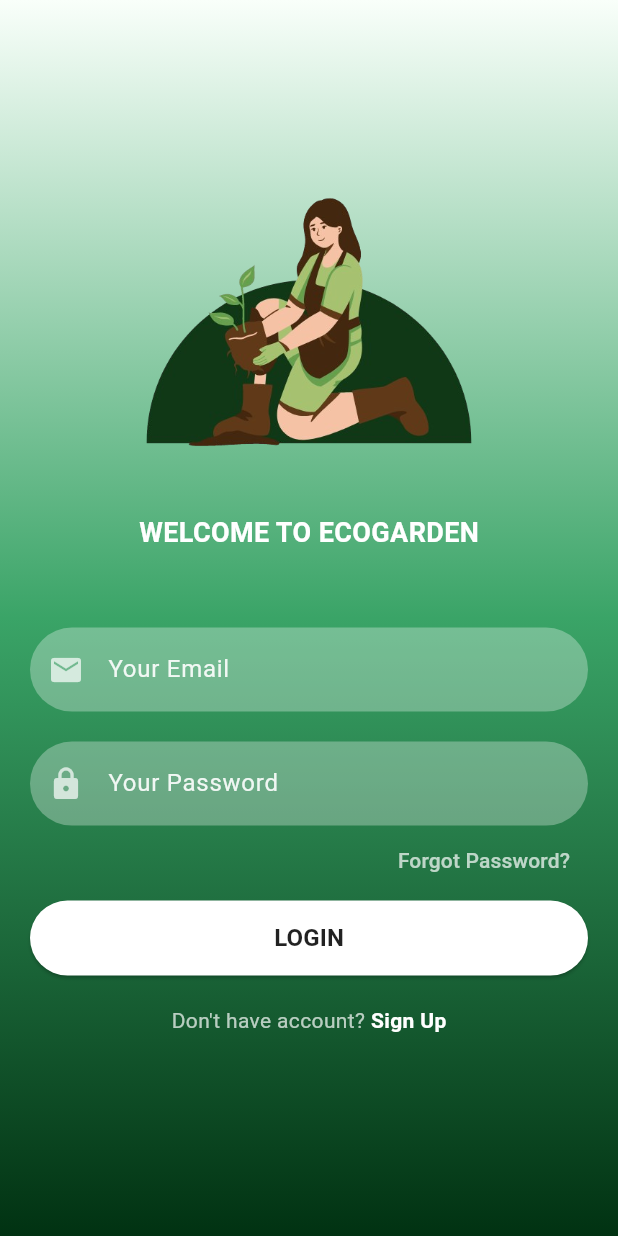
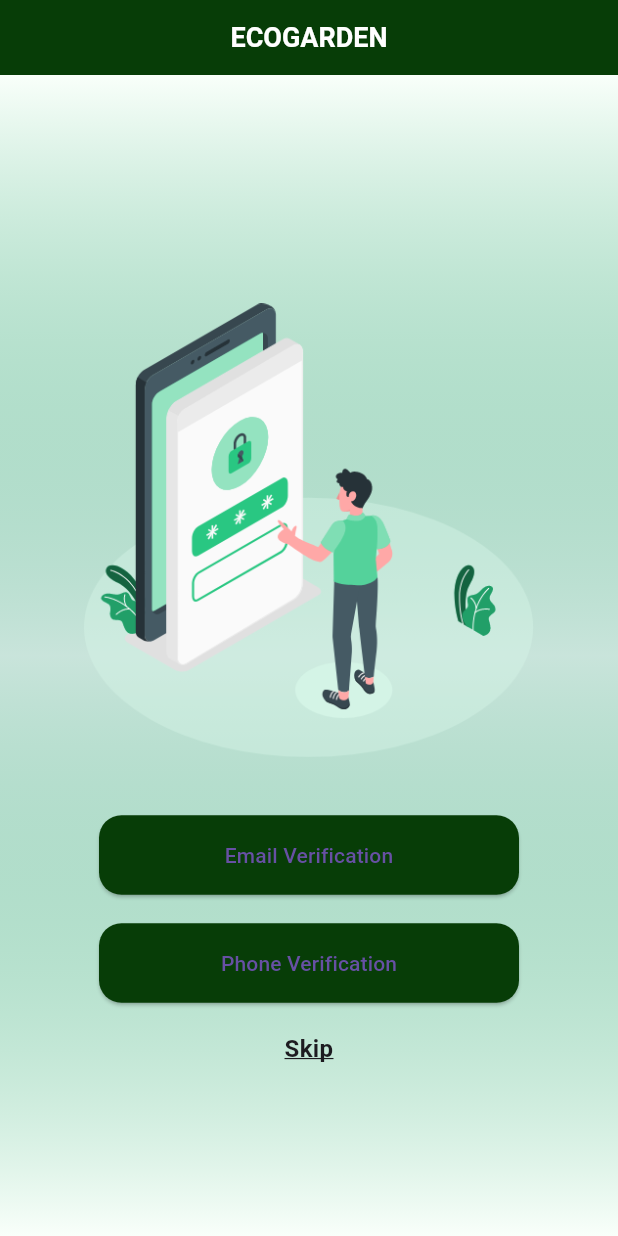
Before and after one commit to shehanikk/SLTSmartAppForOne, a Flutter app: the screen it shows after launch, on a phone screen of 412 x 824 dp. Run offline on Flutter 3.47's test engine with Material 3 defaults, Android fonts, the phone set to English and light mode, and no system bars; our stand-ins replace firebase_auth, firebase_core, firebase_database, pinput, video_player; accounts and stored records are empty.

Commit message:
otp part added

```diff
--- /dev/null
+++ b/lib/otpemailbtn.dart
@@ -0,0 +1,129 @@
+import 'package:finalsmartterraapp/Home.dart';
+import 'package:finalsmartterraapp/login.dart';
+import 'package:finalsmartterraapp/phone.dart';
+import 'package:finalsmartterraapp/utils/color_utils.dart';
+import 'package:flutter/material.dart';
+
+
+class OtpEmailBtnPage extends StatefulWidget {
+  const OtpEmailBtnPage({super.key});
+
+  @override
+  State<OtpEmailBtnPage> createState() => _OtpEmailBtnPageState();
+}
+
+class _OtpEmailBtnPageState extends State<OtpEmailBtnPage> {
+  @override
+  Widget build(BuildContext context) {
+    return Scaffold(
+      appBar: AppBar(
+        backgroundColor: Color(0xff073d07),
+        automaticallyImplyLeading: false,
+        title: Center(
+          child: Text(
+            'ECOGARDEN',
+            style: TextStyle(
+              fontSize: 18,
+              color: Colors.white,
+              fontWeight: FontWeight.bold,
+            ),
+          ),
+        ),
+        toolbarHeight: 50,
+      ),
+      body: Container(
+        decoration: BoxDecoration(
+          gradient: LinearGradient(
+            colors: [
+              hexStringToColor("F9FFFA"),
+              hexStringToColor("3A14A460"),
+              hexStringToColor("F9FFFA")
+            ],
+            begin: Alignment.topCenter,
+            end: Alignment.bottomCenter,
+          ),
+        ),
+        child: Center(
+          child: Column(
+            mainAxisAlignment: MainAxisAlignment.center,
+            children: [
+              Image.asset('images/otp.png', height: 380, width: 300,),
+              Container(
+                width: 280,
+                height: 53,
+                child: ElevatedButton(
+                  onPressed: () {
+                    Navigator.of(context).pushReplacement(
+                      MaterialPageRoute(
+                        builder: (_) => SignInScreen(),
+                      ),
+                    );
+                  },
+                  style: ButtonStyle(
+                    backgroundColor: MaterialStateProperty.all<Color>(
+                        Color.fromRGBO(7, 61, 7, 1)),
+                    shape: MaterialStateProperty.all<OutlinedBorder>(
+                      RoundedRectangleBorder(
+                        borderRadius: BorderRadius.circular(
+                            15.0), // Adjust the radius as needed
+                      ),
+                    ),
+                  ),
+                  child: Text('Email Verification'),
+                ),
+              ),
+              SizedBox(height: 19),
+              Container(
+                width: 280,
+                height: 53,
+                child: ElevatedButton(
+                  onPressed: () {
+                    Navigator.of(context).pushReplacement(
+                      MaterialPageRoute(
+                        builder: (_) => MyPhone(),
+                      ),
+                    );
+                  },
+                  style: ButtonStyle(
+                    backgroundColor:
+                    MaterialStateProperty.all<Color>(Color(0xff073d07)),
+                    shape: MaterialStateProperty.all<OutlinedBorder>(
+                      RoundedRectangleBorder(
+                        borderRadius: BorderRadius.circular(
+                            15.0), // Adjust the radius as needed
+                      ),
+                    ),
+                  ),
+                  child: Text('Phone Verification'),
+                ),
+              ),
+              SizedBox(height: 19),
+
+              InkWell(
+                onTap: () {
+                  Navigator.of(context).pushReplacement(
+                    MaterialPageRoute(
+                      builder: (_) => GreenHouseHome(),
+                    ),
+                  );
+                },
+                child: Container(
+                  child: Text(
+                    'Skip',
+                    style: TextStyle(
+                      fontSize: 16,
+                      decoration:
+                      TextDecoration.underline, // Underline the text
+                      fontWeight: FontWeight.bold,
+                    ),
+                    textAlign: TextAlign.center,
+                  ),
+                ),
+              )
+            ],
+          ),
+        ),
+      ),
+    );
+  }
+}
--- a/lib/splashScreen.dart
+++ b/lib/splashScreen.dart
@@ -1,4 +1,5 @@
 import 'package:finalsmartterraapp/login.dart';
+import 'package:finalsmartterraapp/otpemailbtn.dart';
 import 'package:flutter/material.dart';
 import 'package:flutter/services.dart';
 import 'package:video_player/video_player.dart';
@@ -39,7 +40,7 @@ class _NewSplashScreenState extends State<NewSplashScreen>
       Future.delayed(Duration(seconds: 5), () {
         Navigator.of(context).pushReplacement(
           MaterialPageRoute(
-            builder: (_) => SignInScreen(),
+            builder: (_) => OtpEmailBtnPage(),
           ),
         );
       });
--- a/pubspec.yaml
+++ b/pubspec.yaml
@@ -40,6 +40,7 @@ dependencies:
   firebase_database: ^10.3.2
   firebase_core: ^2.24.0
   intl: ^0.18.1
+  pinput: ^3.0.1
 
 dev_dependencies:
   flutter_test:
```
Also changed, not shown: lib/otp.dart (added, +137 -0 lines), lib/phone.dart (added, +140 -0 lines), images/otp.png (added), pubspec.lock, 5 other files.
